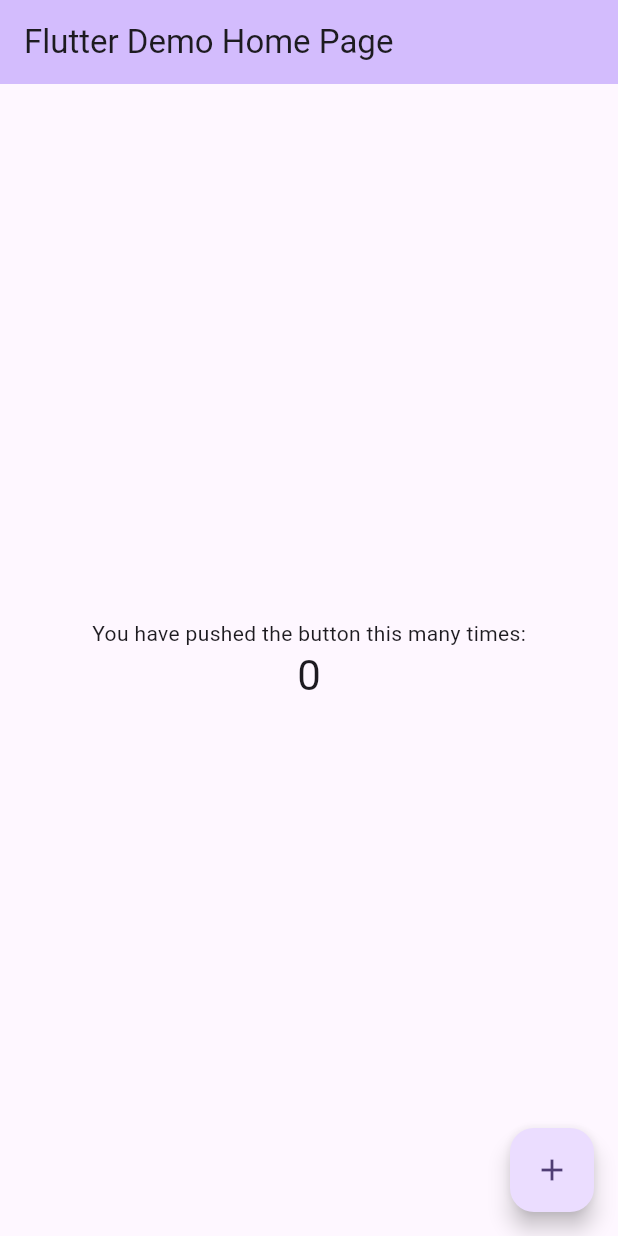
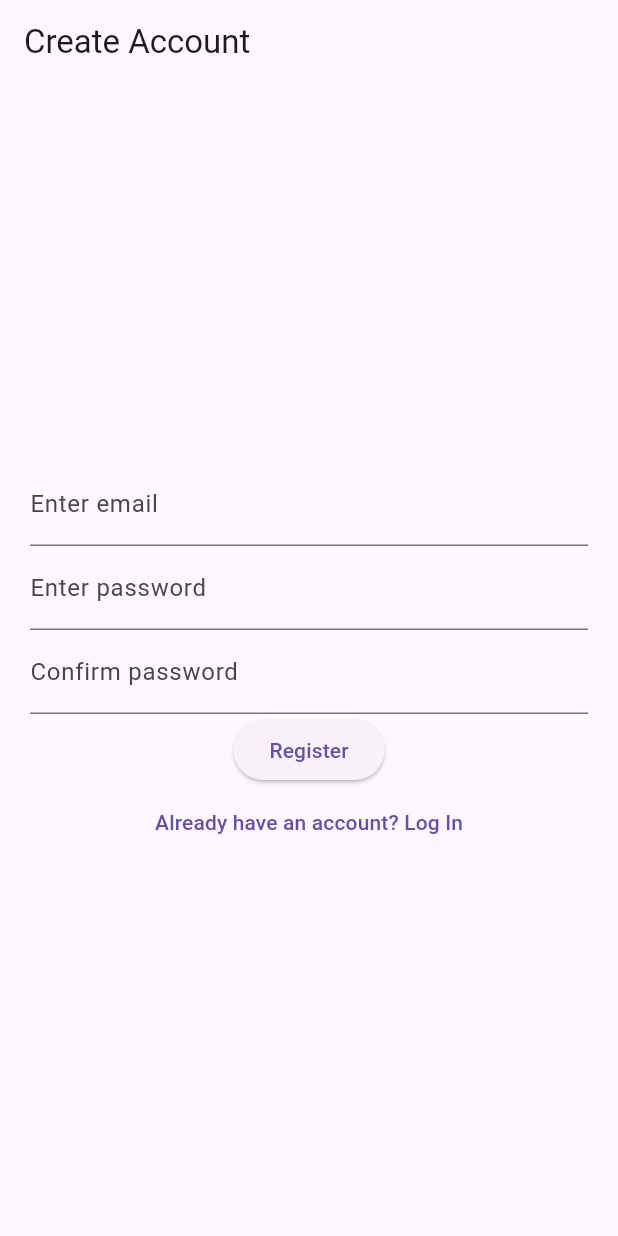
Before and after one commit to bagga16/Achno, a Flutter app: the screen it shows after launch, on a phone screen of 412 x 824 dp. Run offline on Flutter 3.47's test engine with Material 3 defaults, Android fonts, the phone set to English and light mode, and no system bars; our stand-ins replace firebase_auth, firebase_core, get, riverpod; accounts and stored records are empty.

```diff
--- /dev/null
+++ b/lib/App Screens/Auth Screens/LoginScreen.dart
@@ -0,0 +1,58 @@
+import 'package:achno/App%20Screens/Auth%20Screens/SignUpScreen.dart';
+import 'package:flutter/material.dart';
+import 'package:get/get.dart';
+import '../../Controllers/Auth Controller/AuthController.dart';
+
+class LoginScreen extends StatelessWidget {
+   LoginScreen({Key? key}) : super(key: key);
+
+  final TextEditingController _emailController = TextEditingController();
+  final TextEditingController _passwordController = TextEditingController();
+
+  @override
+  Widget build(BuildContext context) {
+    final AuthController authController = Get.put(AuthController());
+
+    return Scaffold(
+      appBar: AppBar(title: const Text('Log In')),
+      body: Padding(
+        padding: const EdgeInsets.all(20.0),
+        child: Column(
+          mainAxisAlignment: MainAxisAlignment.center,
+          children: [
+            TextField(
+              controller: _emailController,
+              decoration: const InputDecoration(labelText: 'Enter email'),
+            ),
+            TextField(
+              controller: _passwordController,
+              obscureText: true,
+              decoration: const InputDecoration(labelText: 'Enter password'),
+            ),
+            ElevatedButton(
+              onPressed: () async {
+                final email = _emailController.text;
+                final password = _passwordController.text;
+                final user = await authController.signIn(email, password);
+
+                if (user != null) {
+                  Get.offAllNamed('/home');  // Navigate to home screen
+                } else {
+                  // Show error message
+                  Get.snackbar('Error', 'Invalid credentials');
+                }
+              },
+              child: const Text('Log In'),
+            ),
+            TextButton(
+              onPressed: () {
+                Get.to(() =>  SignupScreen());  // Navigate to SignupScreen
+              },
+              child: const Text('Create Account'),
+            ),
+          ],
+        ),
+      ),
+    );
+  }
+}
--- /dev/null
+++ b/lib/App Screens/Auth Screens/SignUpScreen.dart
@@ -0,0 +1,72 @@
+import 'package:achno/App%20Screens/Auth%20Screens/LoginScreen.dart';
+import 'package:flutter/material.dart';
+import 'package:get/get.dart';
+import '../../Controllers/Auth Controller/AuthController.dart';
+
+class SignupScreen extends StatelessWidget {
+   SignupScreen({Key? key}) : super(key: key);
+
+  final TextEditingController _emailController = TextEditingController();
+  final TextEditingController _passwordController = TextEditingController();
+  final TextEditingController _confirmPasswordController = TextEditingController();
+
+  @override
+  Widget build(BuildContext context) {
+
+    final AuthController authController = Get.put(AuthController());
+
+    return Scaffold(
+      appBar: AppBar(title: const Text('Create Account')),
+      body: Padding(
+        padding: const EdgeInsets.all(20.0),
+        child: Column(
+          mainAxisAlignment: MainAxisAlignment.center,
+          children: [
+            TextField(
+              controller: _emailController,
+              decoration: const InputDecoration(labelText: 'Enter email'),
+            ),
+            TextField(
+              controller: _passwordController,
+              obscureText: true,
+              decoration: const InputDecoration(labelText: 'Enter password'),
+            ),
+            TextField(
+              controller: _confirmPasswordController,
+              obscureText: true,
+              decoration: const InputDecoration(labelText: 'Confirm password'),
+            ),
+            ElevatedButton(
+              onPressed: () async {
+                final email = _emailController.text;
+                final password = _passwordController.text;
+                final confirmPassword = _confirmPasswordController.text;
+
+                if (password == confirmPassword) {
+                  final user = await authController.signUp(email, password);
+
+                  if (user != null) {
+                    Get.offAllNamed('/home');  // Navigate to home screen
+                  } else {
+                    // Show error message
+                    Get.snackbar('Error', 'Something went wrong');
+                  }
+                } else {
+                  // Passwords do not match
+                  Get.snackbar('Error', 'Passwords do not match');
+                }
+              },
+              child: const Text('Register'),
+            ),
+            TextButton(
+              onPressed: () {
+                Get.to(() =>  LoginScreen());  // Navigate to LoginScreen
+              },
+              child: const Text('Already have an account? Log In'),
+            ),
+          ],
+        ),
+      ),
+    );
+  }
+}
--- /dev/null
+++ b/lib/Controllers/Auth Controller/AuthController.dart
@@ -0,0 +1,45 @@
+import 'package:get/get.dart';
+import 'package:firebase_auth/firebase_auth.dart';
+
+class AuthController extends GetxController {
+  final FirebaseAuth _auth = FirebaseAuth.instance;
+
+  Rx<User?> _user = Rx<User?>(null);
+  User? get user => _user.value;
+
+  @override
+  void onInit() {
+    super.onInit();
+    _user.bindStream(_auth.authStateChanges());
+  }
+
+  bool isLoggedIn() => _user.value != null;
+
+  Future<User?> signIn(String email, String password) async {
+    try {
+      final UserCredential userCredential = await _auth.signInWithEmailAndPassword(
+        email: email,
+        password: password,
+      );
+      return userCredential.user;
+    } catch (e) {
+      return null; // Handle error
+    }
+  }
+
+  Future<User?> signUp(String email, String password) async {
+    try {
+      final UserCredential userCredential = await _auth.createUserWithEmailAndPassword(
+        email: email,
+        password: password,
+      );
+      return userCredential.user;
+    } catch (e) {
+      return null; // Handle error
+    }
+  }
+
+  Future<void> signOut() async {
+    await _auth.signOut();
+  }
+}
--- /dev/null
+++ b/lib/Providers/AuthProvider.dart
@@ -0,0 +1,45 @@
+
+import 'package:firebase_auth/firebase_auth.dart';
+import 'package:riverpod/riverpod.dart';
+
+final authProvider = Provider<AuthController>((ref) {
+  return AuthController(FirebaseAuth.instance);
+});
+
+class AuthController {
+  final FirebaseAuth _auth;
+
+  AuthController(this._auth);
+
+  bool isLoggedIn() {
+    return _auth.currentUser != null; // Check if user is logged in
+  }
+
+  Future<User?> signIn(String email, String password) async {
+    try {
+      final UserCredential userCredential = await _auth.signInWithEmailAndPassword(
+        email: email,
+        password: password,
+      );
+      return userCredential.user;
+    } catch (e) {
+      return null; // Handle error
+    }
+  }
+
+  Future<User?> signUp(String email, String password) async {
+    try {
+      final UserCredential userCredential = await _auth.createUserWithEmailAndPassword(
+        email: email,
+        password: password,
+      );
+      return userCredential.user;
+    } catch (e) {
+      return null; // Handle error
+    }
+  }
+
+  Future<void> signOut() async {
+    await _auth.signOut();
+  }
+}
--- a/lib/main.dart
+++ b/lib/main.dart
@@ -1,125 +1,160 @@
+// import 'package:flutter/material.dart';
+
+// void main() {
+//   runApp(const MyApp());
+// }
+
+// class MyApp extends StatelessWidget {
+//   const MyApp({super.key});
+
+//   // This widget is the root of your application.
+//   @override
+//   Widget build(BuildContext context) {
+//     return MaterialApp(
+//       title: 'Flutter Demo',
+//       theme: ThemeData(
+//         // This is the theme of your application.
+//         //
+//         // TRY THIS: Try running your application with "flutter run". You'll see
+//         // the application has a purple toolbar. Then, without quitting the app,
+//         // try changing the seedColor in the colorScheme below to Colors.green
+//         // and then invoke "hot reload" (save your changes or press the "hot
+//         // reload" button in a Flutter-supported IDE, or press "r" if you used
+//         // the command line to start the app).
+//         //
+//         // Notice that the counter didn't reset back to zero; the application
+//         // state is not lost during the reload. To reset the state, use hot
+//         // restart instead.
+//         //
+//         // This works for code too, not just values: Most code changes can be
+//         // tested with just a hot reload.
+//         colorScheme: ColorScheme.fromSeed(seedColor: Colors.deepPurple),
+//         useMaterial3: true,
+//       ),
+//       home: const MyHomePage(title: 'Flutter Demo Home Page'),
+//     );
+//   }
+// }
+
+// class MyHomePage extends StatefulWidget {
+//   const MyHomePage({super.key, required this.title});
+
+//   // This widget is the home page of your application. It is stateful, meaning
+//   // that it has a State object (defined below) that contains fields that affect
+//   // how it looks.
+
+//   // This class is the configuration for the state. It holds the values (in this
+//   // case the title) provided by the parent (in this case the App widget) and
+//   // used by the build method of the State. Fields in a Widget subclass are
+//   // always marked "final".
+
+//   final String title;
+
+//   @override
+//   State<MyHomePage> createState() => _MyHomePageState();
+// }
+
+// class _MyHomePageState extends State<MyHomePage> {
+//   int _counter = 0;
+
+//   void _incrementCounter() {
+//     setState(() {
+//       // This call to setState tells the Flutter framework that something has
+//       // changed in this State, which causes it to rerun the build method below
+//       // so that the display can reflect the updated values. If we changed
+//       // _counter without calling setState(), then the build method would not be
+//       // called again, and so nothing would appear to happen.
+//       _counter++;
+//     });
+//   }
+
+//   @override
+//   Widget build(BuildContext context) {
+//     // This method is rerun every time setState is called, for instance as done
+//     // by the _incrementCounter method above.
+//     //
+//     // The Flutter framework has been optimized to make rerunning build methods
+//     // fast, so that you can just rebuild anything that needs updating rather
+//     // than having to individually change instances of widgets.
+//     return Scaffold(
+//       appBar: AppBar(
+//         // TRY THIS: Try changing the color here to a specific color (to
+//         // Colors.amber, perhaps?) and trigger a hot reload to see the AppBar
+//         // change color while the other colors stay the same.
+//         backgroundColor: Theme.of(context).colorScheme.inversePrimary,
+//         // Here we take the value from the MyHomePage object that was created by
+//         // the App.build method, and use it to set our appbar title.
+//         title: Text(widget.title),
+//       ),
+//       body: Center(
+//         // Center is a layout widget. It takes a single child and positions it
+//         // in the middle of the parent.
+//         child: Column(
+//           // Column is also a layout widget. It takes a list of children and
+//           // arranges them vertically. By default, it sizes itself to fit its
+//           // children horizontally, and tries to be as tall as its parent.
+//           //
+//           // Column has various properties to control how it sizes itself and
+//           // how it positions its children. Here we use mainAxisAlignment to
+//           // center the children vertically; the main axis here is the vertical
+//           // axis because Columns are vertical (the cross axis would be
+//           // horizontal).
+//           //
+//           // TRY THIS: Invoke "debug painting" (choose the "Toggle Debug Paint"
+//           // action in the IDE, or press "p" in the console), to see the
+//           // wireframe for each widget.
+//           mainAxisAlignment: MainAxisAlignment.center,
+//           children: <Widget>[
+//             const Text(
+//               'You have pushed the button this many times:',
+//             ),
+//             Text(
+//               '$_counter',
+//               style: Theme.of(context).textTheme.headlineMedium,
+//             ),
+//           ],
+//         ),
+//       ),
+//       floatingActionButton: FloatingActionButton(
+//         onPressed: _incrementCounter,
+//         tooltip: 'Increment',
+//         child: const Icon(Icons.add),
+//       ), // This trailing comma makes auto-formatting nicer for build methods.
+//     );
+//   }
+// }
+
+import 'package:achno/App%20Screens/Auth%20Screens/LoginScreen.dart';
+import 'package:achno/App%20Screens/Auth%20Screens/SignUpScreen.dart';
+import 'package:achno/App%20Screens/SplashScreen.dart';
 import 'package:flutter/material.dart';
+import 'package:firebase_core/firebase_core.dart';
+import 'package:get/get.dart';
 
-void main() {
+void main() async {
+  WidgetsFlutterBinding.ensureInitialized();
+   // Ensure Firebase is initialized before running the app
+  try {
+    await Firebase.initializeApp();
+  } catch (e) {
+    print("Firebase initialization failed::::::::: $e");
+  } // Initialize Firebase
   runApp(const MyApp());
 }
 
 class MyApp extends StatelessWidget {
-  const MyApp({super.key});
+  const MyApp({Key? key}) : super(key: key);
 
-  // This widget is the root of your application.
   @override
   Widget build(BuildContext context) {
-    return MaterialApp(
-      title: 'Flutter Demo',
-      theme: ThemeData(
-        // This is the theme of your application.
-        //
-        // TRY THIS: Try running your application with "flutter run". You'll see
-        // the application has a purple toolbar. Then, without quitting the app,
-        // try changing the seedColor in the colorScheme below to Colors.green
-        // and then invoke "hot reload" (save your changes or press the "hot
-        // reload" button in a Flutter-supported IDE, or press "r" if you used
-        // the command line to start the app).
-        //
-        // Notice that the counter didn't reset back to zero; the application
-        // state is not lost during the reload. To reset the state, use hot
-        // restart instead.
-        //
-        // This works for code too, not just values: Most code changes can be
-        // tested with just a hot reload.
-        colorScheme: ColorScheme.fromSeed(seedColor: Colors.deepPurple),
-        useMaterial3: true,
-      ),
-      home: const MyHomePage(title: 'Flutter Demo Home Page'),
+    return GetMaterialApp(  // Use GetMaterialApp to enable GetX features
+      title: 'App Name',
+      theme: ThemeData(primarySwatch: Colors.green),
+      home: const SplashScreen(),  // Set SplashScreen as the first screen
+      routes: {
+        '/login': (context) =>  LoginScreen(),
+        '/signup': (context) =>  SignupScreen(),
+      },
     );
   }
 }
-
-class MyHomePage extends StatefulWidget {
-  const MyHomePage({super.key, required this.title});
-
-  // This widget is the home page of your application. It is stateful, meaning
-  // that it has a State object (defined below) that contains fields that affect
-  // how it looks.
-
-  // This class is the configuration for the state. It holds the values (in this
-  // case the title) provided by the parent (in this case the App widget) and
-  // used by the build method of the State. Fields in a Widget subclass are
-  // always marked "final".
-
-  final String title;
-
-  @override
-  State<MyHomePage> createState() => _MyHomePageState();
-}
-
-class _MyHomePageState extends State<MyHomePage> {
-  int _counter = 0;
-
-  void _incrementCounter() {
-    setState(() {
-      // This call to setState tells the Flutter framework that something has
-      // changed in this State, which causes it to rerun the build method below
-      // so that the display can reflect the updated values. If we changed
-      // _counter without calling setState(), then the build method would not be
-      // called again, and so nothing would appear to happen.
-      _counter++;
-    });
-  }
-
-  @override
-  Widget build(BuildContext context) {
-    // This method is rerun every time setState is called, for instance as done
-    // by the _incrementCounter method above.
-    //
-    // The Flutter framework has been optimized to make rerunning build methods
-    // fast, so that you can just rebuild anything that needs updating rather
-    // than having to individually change instances of widgets.
-    return Scaffold(
-      appBar: AppBar(
-        // TRY THIS: Try changing the color here to a specific color (to
-        // Colors.amber, perhaps?) and trigger a hot reload to see the AppBar
-        // change color while the other colors stay the same.
-        backgroundColor: Theme.of(context).colorScheme.inversePrimary,
-        // Here we take the value from the MyHomePage object that was created by
-        // the App.build method, and use it to set our appbar title.
-        title: Text(widget.title),
-      ),
-      body: Center(
-        // Center is a layout widget. It takes a single child and positions it
-        // in the middle of the parent.
-        child: Column(
-          // Column is also a layout widget. It takes a list of children and
-          // arranges them vertically. By default, it sizes itself to fit its
-          // children horizontally, and tries to be as tall as its parent.
-          //
-          // Column has various properties to control how it sizes itself and
-          // how it positions its children. Here we use mainAxisAlignment to
-          // center the children vertically; the main axis here is the vertical
-          // axis because Columns are vertical (the cross axis would be
-          // horizontal).
-          //
-          // TRY THIS: Invoke "debug painting" (choose the "Toggle Debug Paint"
-          // action in the IDE, or press "p" in the console), to see the
-          // wireframe for each widget.
-          mainAxisAlignment: MainAxisAlignment.center,
-          children: <Widget>[
-            const Text(
-              'You have pushed the button this many times:',
-            ),
-            Text(
-              '$_counter',
-              style: Theme.of(context).textTheme.headlineMedium,
-            ),
-          ],
-        ),
-      ),
-      floatingActionButton: FloatingActionButton(
-        onPressed: _incrementCounter,
-        tooltip: 'Increment',
-        child: const Icon(Icons.add),
-      ), // This trailing comma makes auto-formatting nicer for build methods.
-    );
-  }
-}
```
Also changed, not shown: lib/App Screens/Home Screens/Home Screen.dart (added, +13 -0 lines), lib/App Screens/SplashScreen.dart (added, +31 -0 lines), lib/Utils/Localization.dart (added, +49 -0 lines), lib/l10n/intl_ar.arb (added, +40 -0 lines), lib/l10n/intl_en.arb (added, +40 -0 lines), lib/l10n/intl_fr.arb (added, +40 -0 lines), pubspec.yaml (+12 -2 lines), 3 other files.
